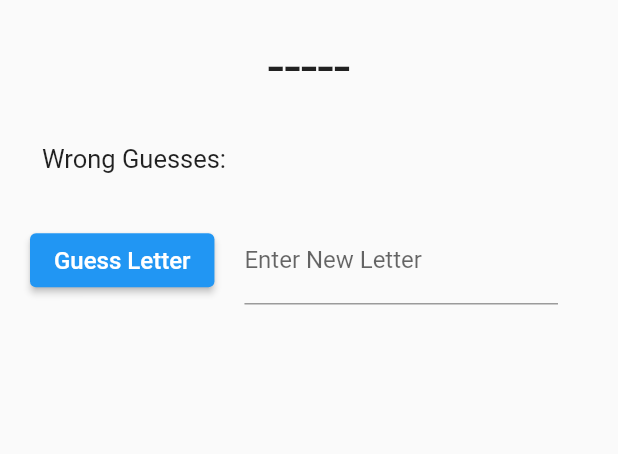
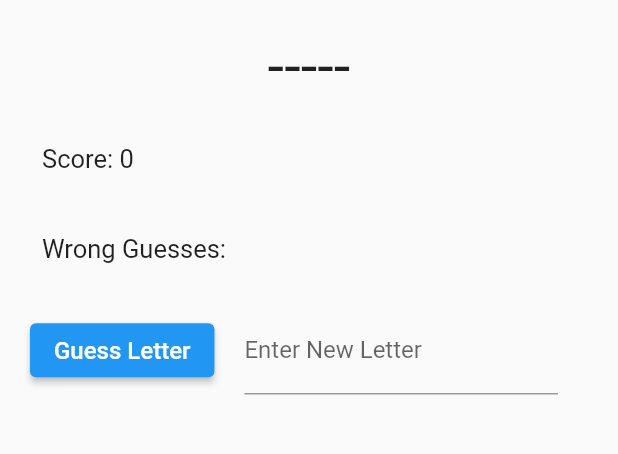
Before and after one commit to utrgv-software-engineering/hangman-tdd-JulioMan7, a Flutter app: the screen it shows after launch, after a tap on "New Game", on a phone screen of 412 x 824 dp, the part 138-592 px from its top. Run offline on Flutter 3.47's test engine with Material 2 defaults, Android fonts, the phone set to English and light mode, and no system bars; network calls fail.

Commit message:
finished scoring_feature_part_2

```diff
--- a/lib/screens/gamescreen.dart
+++ b/lib/screens/gamescreen.dart
@@ -49,6 +49,11 @@ class _GameScreenState extends State<GameScreen> {
                 ),
                 Padding(
                   padding: const EdgeInsets.fromLTRB(8, 20, 8, 20),
+                  child: Text("Score: ${widget.game.score()}",
+                      key: Key('score-text'), style: TextStyle(fontSize: 17)),
+                ),
+                Padding(
+                  padding: const EdgeInsets.fromLTRB(8, 20, 8, 20),
                   child: Text('Wrong Guesses: ' + widget.game.wrongGuesses(),
 
                       //Here we are giving the list of wrong guesses a key for use in our integration tests in test_driver/app_test.dart
@@ -69,7 +74,6 @@ class _GameScreenState extends State<GameScreen> {
                           setState(() {
                             //Get the string that the user typed in the box
                             String letter = guessTextController.text;
-
                             try {
                               // TODO: Calling the guess function on the game and passing it 'userGuess'
                               bool userGuess = widget.game.guess(letter);
@@ -81,6 +85,7 @@ class _GameScreenState extends State<GameScreen> {
                                     'already used that letter';
                               } else {
                                 showError = false;
+                                widget.game.points(letter);
                               }
 
                               // TODO: Reset the text in the textbox after a guess
@@ -91,7 +96,8 @@ class _GameScreenState extends State<GameScreen> {
                                 Navigator.push(
                                     context,
                                     MaterialPageRoute(
-                                        builder: (context) => WinScreen()));
+                                        builder: (context) =>
+                                            WinScreen(widget.game)));
                               } else if (widget.game.status() == 'lose') {
                                 Navigator.push(
                                     context,
--- a/lib/screens/losescreen.dart
+++ b/lib/screens/losescreen.dart
@@ -31,6 +31,11 @@ class LoseScreen extends StatelessWidget {
             Text('Your word was: ${game.word()}',
                 style: TextStyle(fontSize: 25)),
             Padding(
+              padding: const EdgeInsets.fromLTRB(0, 20, 0, 0),
+              child: Text("Score: ${game.score()}",
+                  key: Key('score-text'), style: TextStyle(fontSize: 17)),
+            ),
+            Padding(
               padding: EdgeInsets.fromLTRB(0, 0, 0, 50),
             ),
             ElevatedButton(
--- a/lib/screens/winscreen.dart
+++ b/lib/screens/winscreen.dart
@@ -5,6 +5,9 @@ import 'package:hangman_game/config/globals.dart';
 import 'gamescreen.dart';
 
 class WinScreen extends StatelessWidget {
+  HangmanGame game;
+  WinScreen(this.game);
+
   @override
   Widget build(BuildContext context) {
     return Scaffold(
@@ -24,6 +27,11 @@ class WinScreen extends StatelessWidget {
                 child: Image(image: AssetImage('assets/progress_8.png'))),
             Padding(
               padding: EdgeInsets.fromLTRB(0, 20, 0, 0),
+            ),
+            Padding(
+              padding: const EdgeInsets.fromLTRB(0, 20, 0, 0),
+              child: Text("Score: ${game.score()}",
+                  key: Key('score-text'), style: TextStyle(fontSize: 17)),
             ),
             ElevatedButton(
                 //Here we are giving the new game button a key for use in our integration tests in test_driver/app_test.dart
--- a/test_driver/app_test.dart
+++ b/test_driver/app_test.dart
@@ -40,6 +40,15 @@ void main() {
   );
 
   test(
+    'when the game starts we expect the score to be 0',
+    () async {
+      final findScoreTextWidget = find.byValueKey('score-text');
+
+      expect(await driver.getText(findScoreTextWidget), 'Score: 0');
+    },
+  );
+
+  test(
     'Once we are at our game screen, we should be able to guess the letter b and the game should register it as one correct letter',
     () async {
       //Here we assign variables using the keys we have placed on our widgets in our screens folder so we can use them in this test
@@ -59,6 +68,15 @@ void main() {
 
       //We expect for the game to now have registered that we have correctly guessed the first letter of the word banana that we instantiated it with
       expect(await driver.getText(findLettersLeftProgressField), 'b-----');
+    },
+  );
+
+  test(
+    'when a correct letter is guessed we expect the score to increase',
+    () async {
+      final findScoreTextWidget = find.byValueKey('score-text');
+
+      expect(await driver.getText(findScoreTextWidget), 'Score: 10');
     },
   );
 
@@ -106,6 +124,15 @@ void main() {
   );
 
   test(
+    'when an incorrect letter is guessed we expect the score to decrease',
+    () async {
+      final findScoreTextWidget = find.byValueKey('score-text');
+
+      expect(await driver.getText(findScoreTextWidget), 'Score: 25');
+    },
+  );
+
+  test(
     'Once I have guessed all correct letters of a word, the game should be over and I should be navigated to the Win Screen',
     () async {
       //Here we assign variables using the keys we have placed on our widgets in our screens folder so we can use them in this test
@@ -122,6 +149,15 @@ void main() {
 
       //If we are successfully renavigated to the win screen we can expect to see this text
       expect(await driver.getText(findWinText), 'You Win');
+    },
+  );
+
+  test(
+    'At the win screen we expect the final score to be shown',
+    () async {
+      final findScoreTextWidget = find.byValueKey('score-text');
+
+      expect(await driver.getText(findScoreTextWidget), 'Score: 55');
     },
   );
 
@@ -160,6 +196,15 @@ void main() {
 
       //After incorrectly guessing 7 times, we expect to be renavigated to the Lose Screen
       expect(await driver.getText(findLoseText), 'You Lose');
+    },
+  );
+
+  test(
+    'at the lose screen we expect to see the final score',
+    () async {
+      final findScoreTextWidget = find.byValueKey('score-text');
+
+      expect(await driver.getText(findScoreTextWidget), 'Score: -35');
     },
   );
 
```
